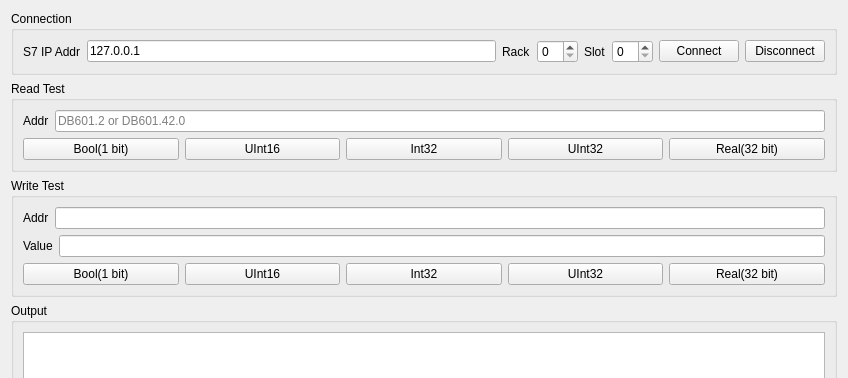
Qt form snap7-demo/widget.ui (l2xx/snap7-demo) before a commit; both pictures show x 0 to 848 and y 0 to 378 of the 848 by 643 pixel window.
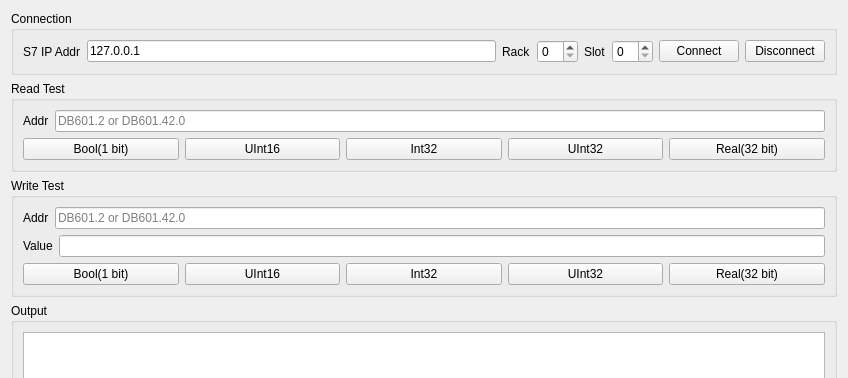
The same form after that commit.

```diff
--- a/snap7-demo/widget.ui
+++ b/snap7-demo/widget.ui
@@ -157,7 +157,11 @@
          </widget>
         </item>
         <item>
-         <widget class="QLineEdit" name="lineEdit_write_addr"/>
+         <widget class="QLineEdit" name="lineEdit_write_addr">
+          <property name="placeholderText">
+           <string>DB601.2 or DB601.42.0</string>
+          </property>
+         </widget>
         </item>
        </layout>
       </item>
```
